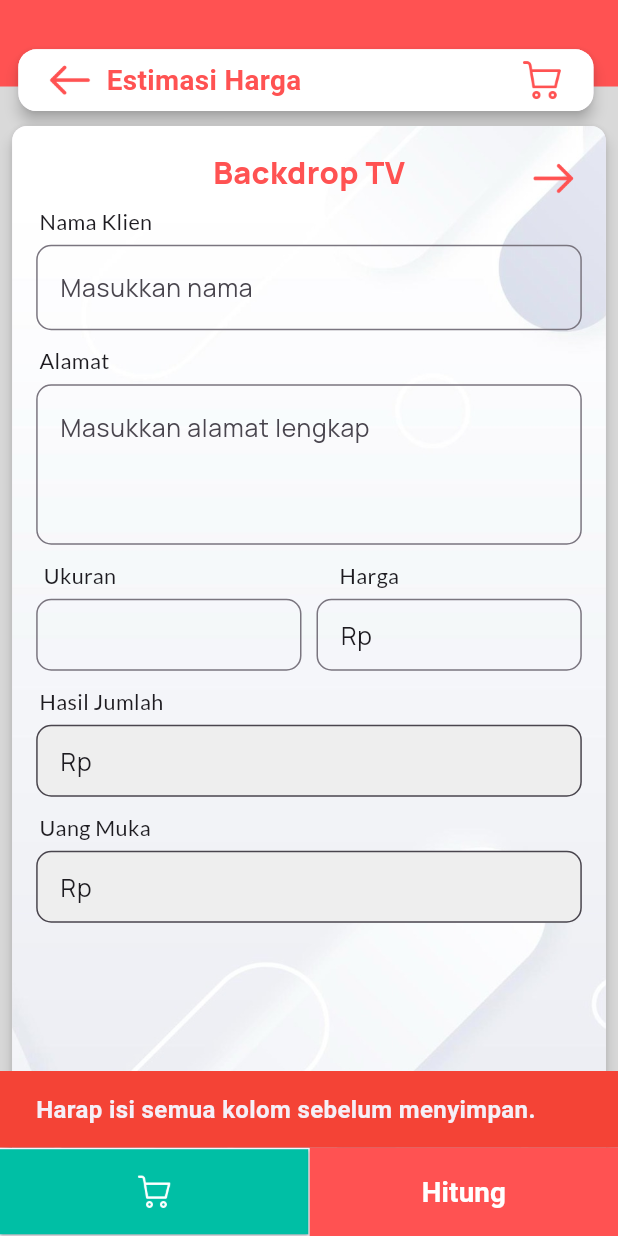
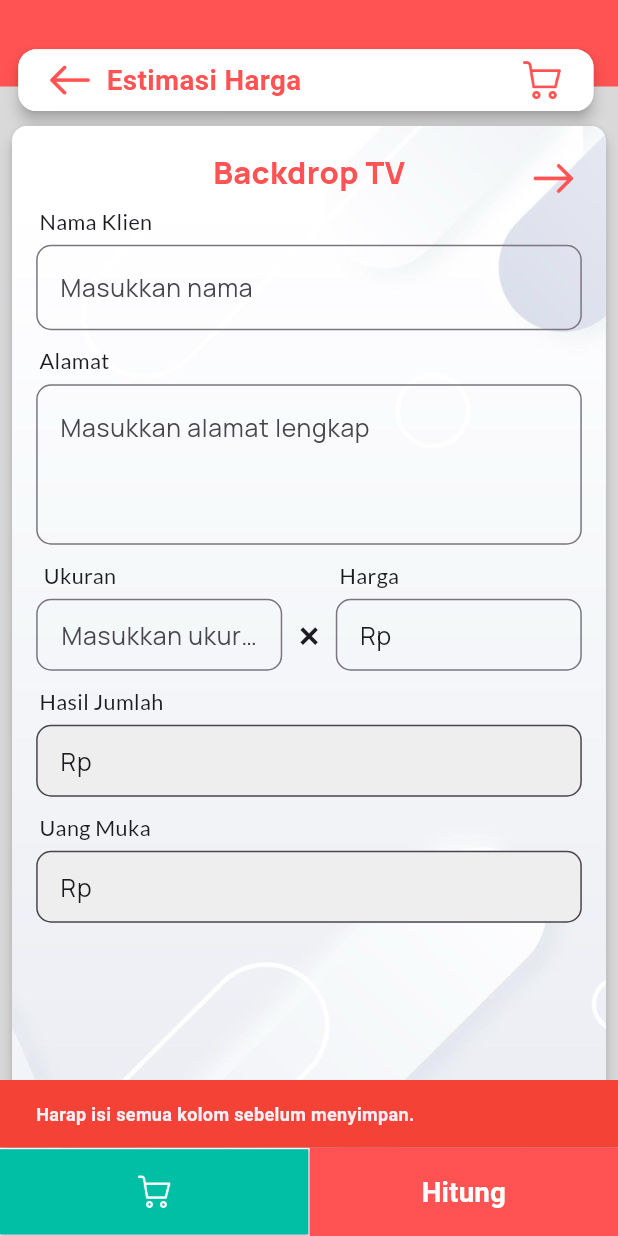
Before and after one commit to KangAbib/perhitungan_interior_candratama, a Flutter app: the BackdropTV screen opened directly, after a tap on "Hitung", on a phone screen of 412 x 824 dp. Run offline on Flutter 3.47's test engine with Material 3 defaults, Android fonts, the phone set to English and light mode, and no system bars; our stand-ins replace cloud_firestore, firebase_core, google_fonts; accounts and stored records are empty.

Commit message:
ini sudah selesai

```diff
--- a/lib/backdrop/backdrop.dart
+++ b/lib/backdrop/backdrop.dart
@@ -144,7 +144,7 @@ class _BackdropState extends State<Backdrop> {
         content: Text(
           message,
           style: TextStyle(
-            fontSize: isTablet ? 20.0 : 16.0, // Lebih besar di tablet
+            fontSize: isTablet ? 18.0 : 12.0, // Lebih besar di tablet
             fontWeight: FontWeight.bold,
           ),
         ),
--- a/lib/backdrop_tv/backdrop_tv.dart
+++ b/lib/backdrop_tv/backdrop_tv.dart
@@ -92,7 +92,7 @@ class _BackdropState extends State<BackdropTV> {
         content: Text(
           message,
           style: TextStyle(
-            fontSize: isTablet ? 20.0 : 16.0, // Lebih besar di tablet
+            fontSize: isTablet ? 18.0 : 12.0, // Lebih besar di tablet
             fontWeight: FontWeight.bold,
           ),
         ),
@@ -576,6 +576,7 @@ class _BackdropState extends State<BackdropTV> {
                                                 EdgeInsets.symmetric(
                                                     vertical: 10,
                                                     horizontal: 12),
+                                                    hintText: "Masukkan ukuran",
                                           ),
                                           keyboardType:
                                               TextInputType.numberWithOptions(
@@ -586,6 +587,18 @@ class _BackdropState extends State<BackdropTV> {
                                           },
                                         ),
                                       ),
+                                      SizedBox(width: 10),
+
+                                      // Teks "×" di tengah
+                                      Text(
+                                        "×",
+                                        style: GoogleFonts.manrope(
+                                          fontSize: screenWidth * 0.075,
+                                          fontWeight: FontWeight.w600,
+                                        ),
+                                      ),
+
+                                      // Tambahkan jarak kecil
                                       SizedBox(width: 10),
                                       Expanded(
                                         child: TextField(
--- a/lib/custom/interior_custom.dart
+++ b/lib/custom/interior_custom.dart
@@ -95,7 +95,7 @@ class _InteriorCustomScreenState extends State<InteriorCustomScreen> {
         content: Text(
           message,
           style: TextStyle(
-            fontSize: isTablet ? 20.0 : 16.0, // Lebih besar di tablet
+            fontSize: isTablet ? 18.0 : 12.0, // Lebih besar di tablet
             fontWeight: FontWeight.bold,
           ),
         ),
--- a/lib/keranjang/daftar_bayar_keranjang.dart
+++ b/lib/keranjang/daftar_bayar_keranjang.dart
@@ -71,7 +71,7 @@ class _Daftar_KeranjangScreenState extends State<Daftar_KeranjangScreen> {
         content: Text(
           message,
           style: TextStyle(
-            fontSize: isTablet ? 20.0 : 16.0, // Lebih besar di tablet
+            fontSize: isTablet ? 18.0 : 12.0, // Lebih besar di tablet
             fontWeight: FontWeight.bold,
           ),
         ),
@@ -412,8 +412,8 @@ class _Daftar_KeranjangScreenState extends State<Daftar_KeranjangScreen> {
                                                               .size
                                                               .width >
                                                           600
-                                                      ? 12
-                                                      : 8,
+                                                      ? 10
+                                                      : 2,
                                                   horizontal:
                                                       MediaQuery.of(context)
                                                                   .size
--- a/lib/keranjang/tambah_item_keranjang.dart
+++ b/lib/keranjang/tambah_item_keranjang.dart
@@ -55,7 +55,7 @@ class _Tambah_ItemScreenState extends State<Tambah_ItemScreen> {
         content: Text(
           message,
           style: TextStyle(
-            fontSize: isTablet ? 20.0 : 16.0, // Lebih besar di tablet
+            fontSize: isTablet ? 18.0 : 12.0, // Lebih besar di tablet
             fontWeight: FontWeight.bold,
           ),
         ),
--- a/lib/kitchen_set/meja_island.dart
+++ b/lib/kitchen_set/meja_island.dart
@@ -54,7 +54,7 @@ class _MejaIslandState extends State<MejaIsland> {
         content: Text(
           message,
           style: TextStyle(
-            fontSize: isTablet ? 20.0 : 16.0, // Lebih besar di tablet
+            fontSize: isTablet ? 18.0 : 12.0, // Lebih besar di tablet
             fontWeight: FontWeight.bold,
           ),
         ),
--- a/lib/kitchen_set/minibar.dart
+++ b/lib/kitchen_set/minibar.dart
@@ -140,7 +140,7 @@ class _MinibarState extends State<Minibar> {
         content: Text(
           message,
           style: TextStyle(
-            fontSize: isTablet ? 20.0 : 16.0, // Lebih besar di tablet
+            fontSize: isTablet ? 18.0 : 12.0, // Lebih besar di tablet
             fontWeight: FontWeight.bold,
           ),
         ),
--- a/lib/kitchen_set/tipe_L.dart
+++ b/lib/kitchen_set/tipe_L.dart
@@ -273,7 +273,7 @@ class _Tipe_LState extends State<Tipe_L> {
         content: Text(
           message,
           style: TextStyle(
-            fontSize: isTablet ? 20.0 : 16.0, // Lebih besar di tablet
+            fontSize: isTablet ? 18.0 : 12.0, // Lebih besar di tablet
             fontWeight: FontWeight.bold,
           ),
         ),
@@ -851,7 +851,7 @@ class _Tipe_LState extends State<Tipe_L> {
                                                             .size
                                                             .width >
                                                         600
-                                                    ? 25
+                                                    ? 30
                                                     : 16,
                                                 fontWeight: FontWeight.w500,
                                               ),
@@ -1079,7 +1079,7 @@ class _Tipe_LState extends State<Tipe_L> {
                                                             .size
                                                             .width >
                                                         600
-                                                    ? 25
+                                                    ? 30
                                                     : 16,
                                                 fontWeight: FontWeight.w500,
                                               ),
--- a/lib/kitchen_set/tipe_U.dart
+++ b/lib/kitchen_set/tipe_U.dart
@@ -76,7 +76,7 @@ class _Tipe_UState extends State<Tipe_U> {
         content: Text(
           message,
           style: TextStyle(
-            fontSize: isTablet ? 20.0 : 16.0, // Lebih besar di tablet
+            fontSize: isTablet ? 18.0 : 12.0, // Lebih besar di tablet
             fontWeight: FontWeight.bold,
           ),
         ),
@@ -308,7 +308,7 @@ class _Tipe_UState extends State<Tipe_U> {
     try {
       double jumlahAtas = (parseValue(jumlahAtas1Controller.text) +
               parseValue(jumlahAtas2Controller.text) +
-              parseValue(jumlahAtas2Controller.text) -
+              parseValue(jumlahAtas3Controller.text) -
               parseValue(_kitchenLetterLAtasController.text))
           .abs();
 
--- a/lib/kitchen_set/tipe_straight.dart
+++ b/lib/kitchen_set/tipe_straight.dart
@@ -222,7 +222,7 @@ class _Tipe_StraightState extends State<Tipe_Straight> {
         content: Text(
           message,
           style: TextStyle(
-            fontSize: isTablet ? 20.0 : 16.0, // Lebih besar di tablet
+            fontSize: isTablet ? 18.0 : 12.0, // Lebih besar di tablet
             fontWeight: FontWeight.bold,
           ),
         ),
--- a/lib/lemari/lemari.dart
+++ b/lib/lemari/lemari.dart
@@ -90,7 +90,7 @@ class _LemariScreenState extends State<LemariScreen> {
         content: Text(
           message,
           style: TextStyle(
-            fontSize: isTablet ? 20.0 : 16.0, // Lebih besar di tablet
+            fontSize: isTablet ? 18.0 : 12.0, // Lebih besar di tablet
             fontWeight: FontWeight.bold,
           ),
         ),
--- a/lib/partisi/partisi.dart
+++ b/lib/partisi/partisi.dart
@@ -53,7 +53,7 @@ class _PartisiScreenState extends State<PartisiScreen> {
         content: Text(
           message,
           style: TextStyle(
-            fontSize: isTablet ? 20.0 : 16.0, // Lebih besar di tablet
+            fontSize: isTablet ? 18.0 : 12.0, // Lebih besar di tablet
             fontWeight: FontWeight.bold,
           ),
         ),
--- a/lib/setting/setting_screen.dart
+++ b/lib/setting/setting_screen.dart
@@ -115,7 +115,7 @@ class _SettingScreenState extends State<SettingScreen> {
           style: TextStyle(
             fontSize: MediaQuery.of(context).size.width < 600
                 ? 14
-                : 20, // Ukuran teks sesuai layar
+                : 18, // Ukuran teks sesuai layar
             fontWeight: FontWeight.bold,
           ),
         ),
```
Also changed, not shown: lib/keranjang/list_keranjang.dart (+4 -4 lines), pubspec.yaml (+3 -10 lines), assets/icons/icon1.png (deleted), assets/icons/icon2.png (deleted), assets/icons/icon3.png (deleted), assets/icons/icon4.png (deleted), assets/icons/icon5.png (added), 27 other files.
